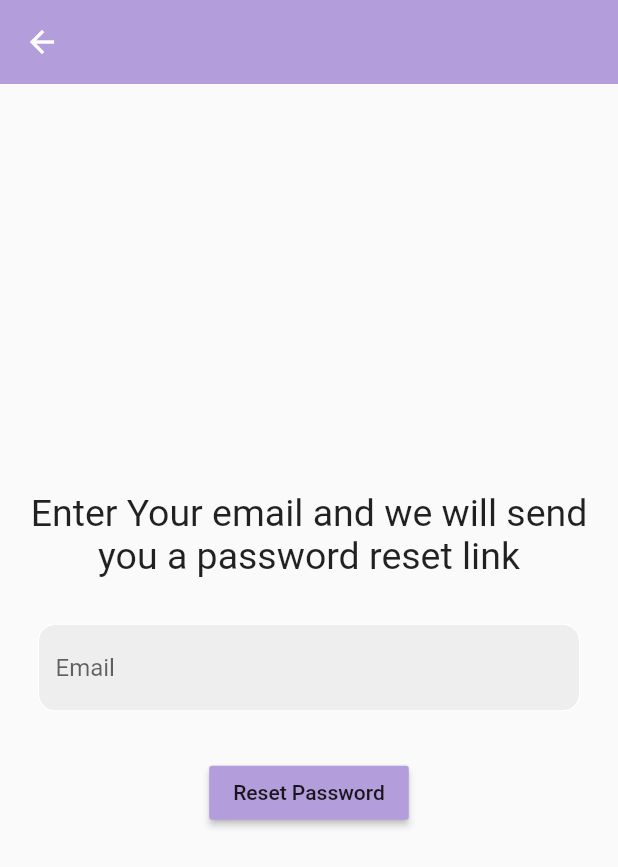
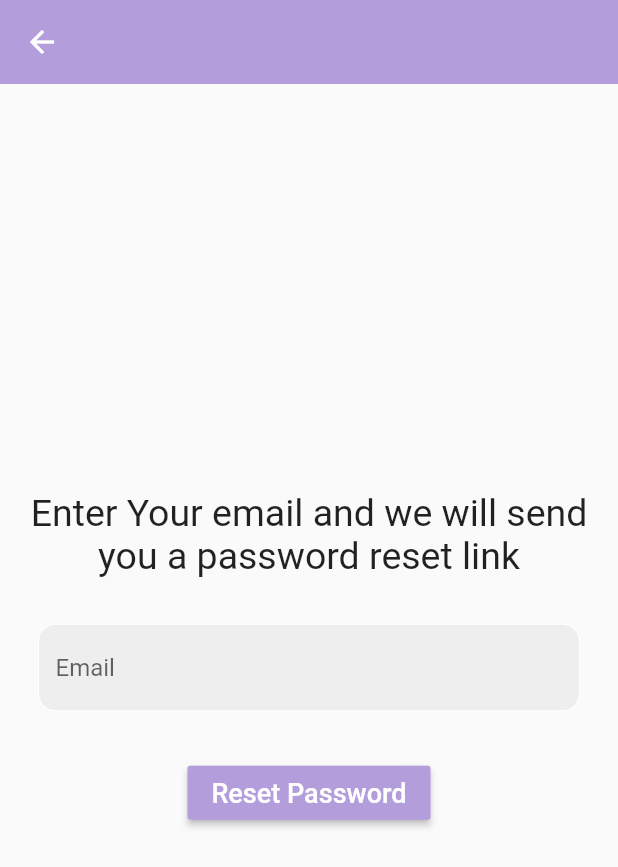
Before and after one commit to dexterOuattara/Login-and--Register-FLUTTER, a Flutter app: the ForgotPasswordPage screen opened directly, on a phone screen of 412 x 824 dp. Shown: the top 867 px of the screen. Run offline on Flutter 3.47's test engine with Material 2 defaults, Android fonts, the phone set to English and light mode, and no system bars; our stand-ins replace firebase_auth, firebase_core; accounts and stored records are empty.

Commit message:
refractoring
remove all hard typing

```diff
--- /dev/null
+++ b/lib/constant.dart
@@ -0,0 +1,35 @@
+import 'package:flutter/material.dart';
+
+const kTextEnterPassword = Text(
+  'Enter Your email and we will send you a password reset link',
+  textAlign: TextAlign.center,
+  style: TextStyle(fontSize: 25),
+);
+
+const kTextResetPassword = Text(
+  'Reset Password',
+  textAlign: TextAlign.center,
+  style: TextStyle(fontSize: 18, color: kColourWhite),
+);
+
+const kTextResetPasswordResent = Text(
+  'Password resent to your email address',
+  textAlign: TextAlign.center,
+  style: TextStyle(fontSize: 18, color: kColourWhite),
+);
+
+const kSideBox30 = SizedBox(height: 30);
+
+const kBorderSideWhite = BorderSide(color: Colors.white);
+const kBorderSidePurple = BorderSide(color: Colors.deepPurple);
+
+// Theme Color for the project
+const kInactiveCardColour = Color(0xFF111328);
+const kBottomContainerColour = Color(0xFFEB1555);
+const kColourWhite = Color(0xFFFFFFFF);
+const kColourGray = Color(0xFF8D8E98);
+
+const kLabelTexStyle = TextStyle(
+  fontSize: 15.0,
+  color: kColourGray,
+);
--- a/lib/pages/forgot_pw_page.dart
+++ b/lib/pages/forgot_pw_page.dart
@@ -1,5 +1,7 @@
 import 'package:firebase_auth/firebase_auth.dart';
 import 'package:flutter/material.dart';
+
+import '../constant.dart';
 
 class ForgotPasswordPage extends StatefulWidget {
   const ForgotPasswordPage({Key? key}) : super(key: key);
@@ -24,8 +26,8 @@ class _ForgotPasswordPageState extends State<ForgotPasswordPage> {
       showDialog(
           context: context,
           builder: (context) {
-            return AlertDialog(
-              content: Text('Password resent to your email address'),
+            return const AlertDialog(
+              content: kTextResetPasswordResent,
             );
           });
     } on FirebaseAuthException catch (e) {
@@ -50,23 +52,20 @@ class _ForgotPasswordPageState extends State<ForgotPasswordPage> {
       body: Column(
         mainAxisAlignment: MainAxisAlignment.center,
         children: [
-          Text(
-            'Enter Your email and we will send you a password reset link',
-            textAlign: TextAlign.center,
-            style: TextStyle(fontSize: 25),
-          ),
-          SizedBox(height: 30),
+          kTextEnterPassword,
+          // side box 30 margin
+          kSideBox30,
           Padding(
             padding: const EdgeInsets.symmetric(horizontal: 25.0),
             child: TextField(
               controller: _emailController,
               decoration: InputDecoration(
                 enabledBorder: OutlineInputBorder(
-                  borderSide: BorderSide(color: Colors.white),
+                  borderSide: kBorderSideWhite,
                   borderRadius: BorderRadius.circular(12),
                 ),
                 focusedBorder: OutlineInputBorder(
-                  borderSide: BorderSide(color: Colors.deepPurple),
+                  borderSide: kBorderSidePurple,
                   borderRadius: BorderRadius.circular(12),
                 ),
                 hintText: 'Email',
@@ -75,11 +74,12 @@ class _ForgotPasswordPageState extends State<ForgotPasswordPage> {
               ),
             ),
           ),
-          SizedBox(height: 30),
+          // side box 30 margin
+          kSideBox30,
           MaterialButton(
             onPressed: passwordReset,
-            child: Text('Reset Password'),
             color: Colors.deepPurple[200],
+            child: kTextResetPassword,
           ),
         ],
       ),
```
Also changed, not shown: lib/pages/register_page.dart (+33 -14 lines), 18 other files.
